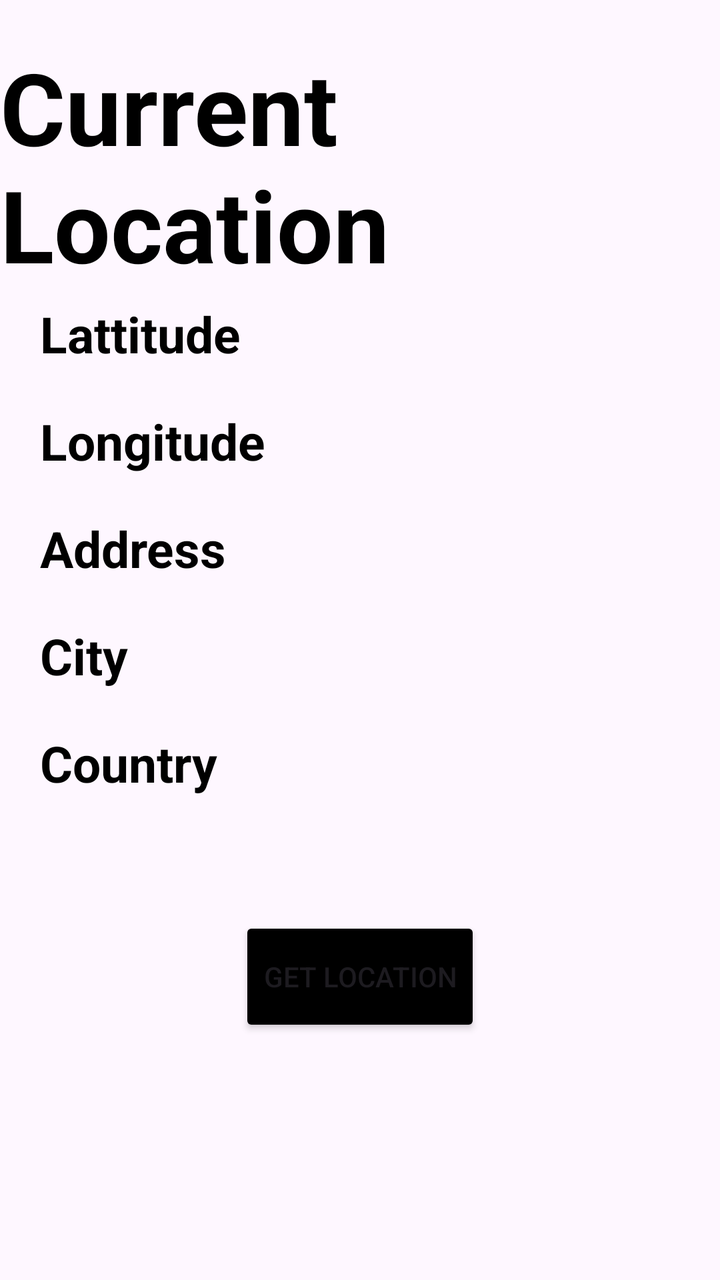
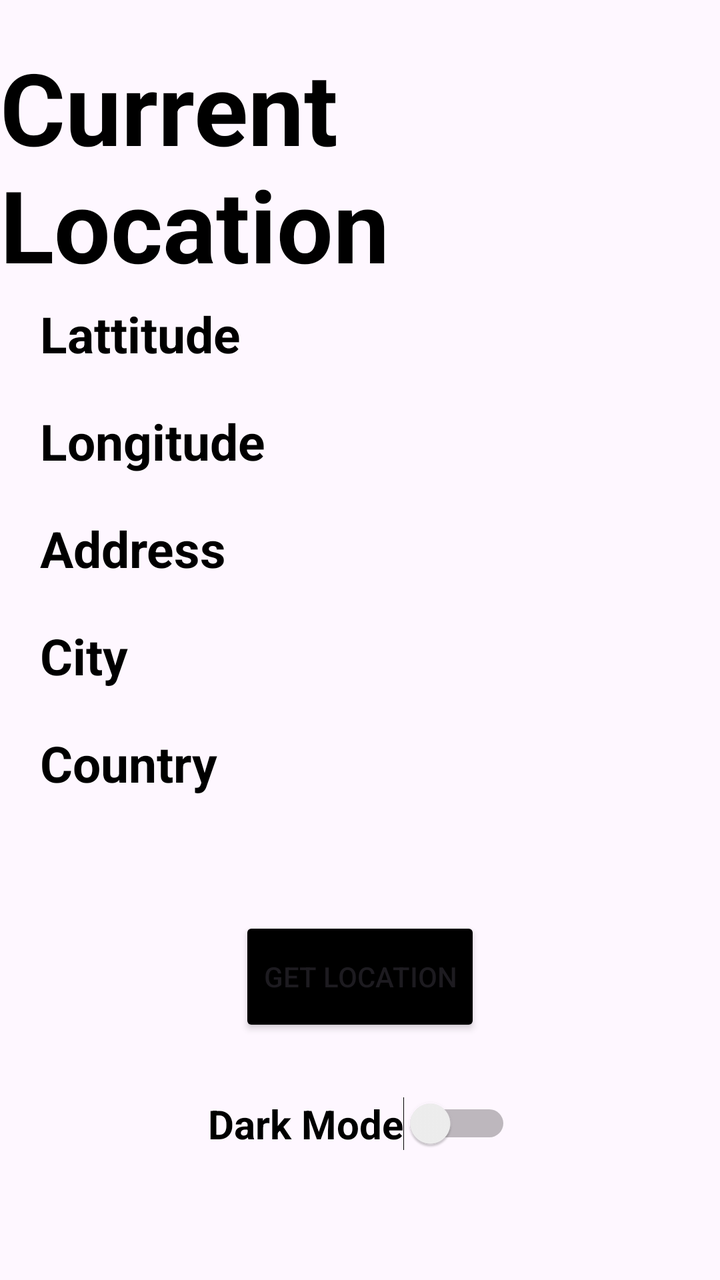

Screens rendered from an Android XML layout before and after an edit, with the pre-edit source and the edit as a unified diff.
<!-- AndroidManifest.xml: application theme Theme.SampleGeolocation -->
<!-- res/layout/activity_main.xml -->
<?xml version="1.0" encoding="utf-8"?>
<RelativeLayout xmlns:android="http://schemas.android.com/apk/res/android"
    xmlns:app="http://schemas.android.com/apk/res-auto"
    xmlns:tools="http://schemas.android.com/tools"
    android:layout_width="match_parent"
    android:layout_height="match_parent"
    tools:context=".MainActivity">


    <TextView
        android:layout_width="match_parent"
        android:layout_height="wrap_content"
        android:textAlignment="center"
        android:text="Current Location"
        android:textStyle="bold"
        android:textColor="@color/black"
        android:layout_marginTop="20dp"
        android:textSize="50dp"/>

    <TextView
        android:layout_width="wrap_content"
        android:layout_height="wrap_content"
        android:id="@+id/lattitude"
        android:text="Lattitude"
        android:textSize="25dp"
        android:layout_marginTop="150dp"
        android:layout_marginStart="20dp"
        android:layout_marginBottom="20dp"
        android:textStyle="bold"
        android:textColor="@color/black"/>

    <TextView
        android:layout_width="wrap_content"
        android:layout_height="wrap_content"
        android:id="@+id/longitude"
        android:layout_alignStart="@id/lattitude"
        android:layout_below="@+id/lattitude"
        android:text="Longitude"
        android:textSize="25dp"
        android:layout_marginBottom="20dp"
        android:textStyle="bold"
        android:textColor="@color/black"/>

    <TextView
        android:layout_width="wrap_content"
        android:layout_height="wrap_content"
        android:id="@+id/address"
        android:layout_alignStart="@id/lattitude"
        android:layout_below="@+id/longitude"
        android:text="Address"
        android:textSize="25dp"
        android:layout_marginBottom="20dp"
        android:textStyle="bold"
        android:textColor="@color/black"/>

    <TextView
        android:layout_width="wrap_content"
        android:layout_height="wrap_content"
        android:id="@+id/city"
        android:layout_alignStart="@id/lattitude"
        android:layout_below="@+id/address"
        android:text="City"
        android:textSize="25dp"
        android:layout_marginBottom="20dp"
        android:textStyle="bold"
        android:textColor="@color/black"/>

    <TextView
        android:layout_width="wrap_content"
        android:layout_height="wrap_content"
        android:id="@+id/country"
        android:layout_alignStart="@id/lattitude"
        android:layout_below="@+id/city"
        android:text="Country"
        android:textSize="25dp"
        android:layout_marginBottom="10dp"
        android:textStyle="bold"
        android:textColor="@color/black"/>

    <Button
        android:layout_width="wrap_content"
        android:layout_height="60dp"
        android:backgroundTint="@color/black"
        android:id="@+id/getLocation"
        android:text="Get Location"
        android:layout_marginTop="50dp"
        android:layout_centerHorizontal="true"
        android:layout_below="@+id/country"/>


</RelativeLayout>
<!-- resources referenced by this layout -->
<resources>
  <color name="black">#FF000000</color>
  <style name="Theme.SampleGeolocation" parent="Base.Theme.SampleGeolocation" />
  <style name="Base.Theme.SampleGeolocation" parent="Theme.Material3.DayNight.NoActionBar">
          
          
      </style>
</resources>

<!-- the commit's change to res/layout/activity_main.xml (unified diff, before → after) -->
@@ -86,6 +86,18 @@
         android:layout_marginTop="50dp"
         android:layout_centerHorizontal="true"
         android:layout_below="@+id/country"/>
+    
+    <Switch
+        android:layout_width="wrap_content"
+        android:layout_height="wrap_content"
+        android:id="@+id/darkModeSwitch"
+        android:text="Dark Mode"
+        android:textSize="20dp"
+        android:textStyle="bold"
+        android:textColor="@color/black"
+        android:layout_centerHorizontal="true"
+        android:layout_marginTop="30dp"
+        android:layout_below="@+id/getLocation"/>
 
 
 </RelativeLayout>
